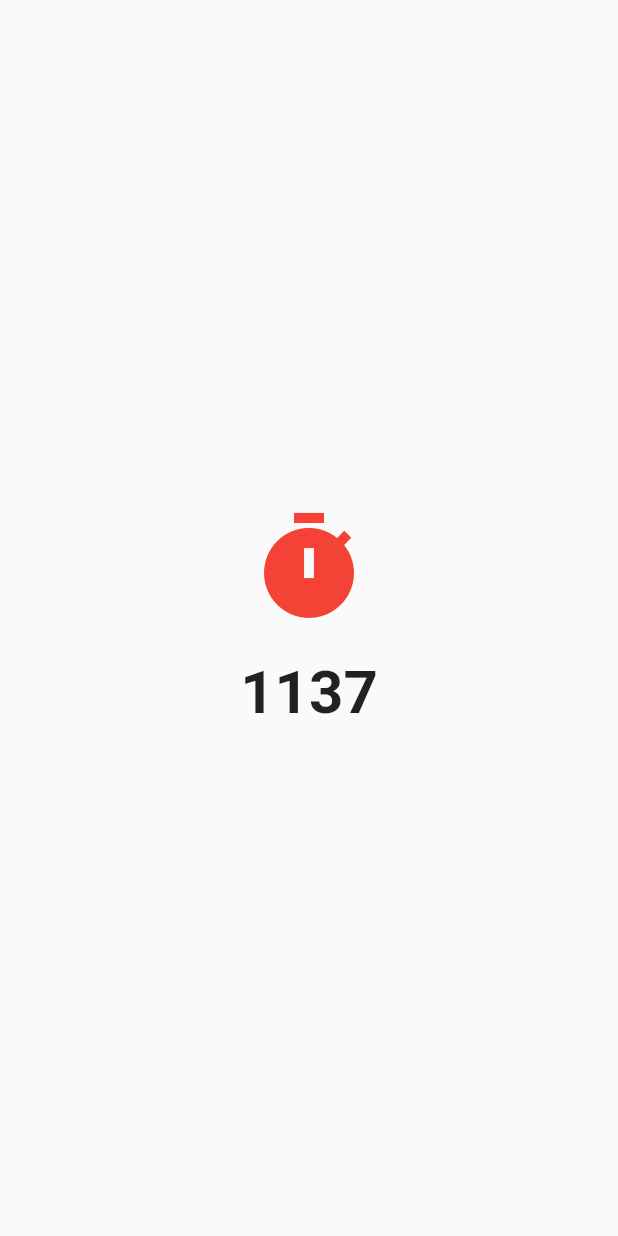
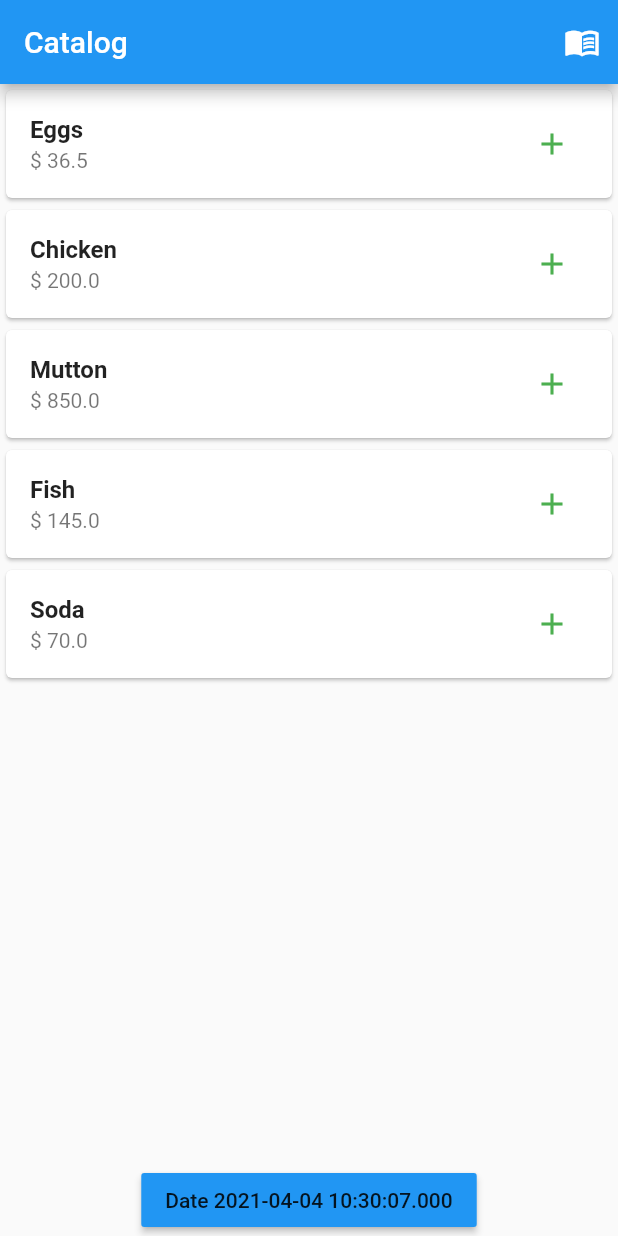
Before and after one commit to narimetisaigopi/flutter-provider-examples, a Flutter app: the screen it shows after launch, on a phone screen of 412 x 824 dp. Run offline on Flutter 3.47's test engine with Material 2 defaults, Android fonts, the phone set to English and light mode, and no system bars.

Commit message:
cart and mutliprovider updated

```diff
--- /dev/null
+++ b/lib/catalog/cart_provider.dart
@@ -0,0 +1,14 @@
+import 'package:flutter/material.dart';
+import 'package:flutter_provider/catalog/item_model.dart';
+
+class CartProvider extends ChangeNotifier {
+  List<ItemModel> myCartItemsList = [];
+  double cartvalue = 0;
+
+  addToCart(ItemModel itemModel) {
+    myCartItemsList.add(itemModel);
+    cartvalue += itemModel.price;
+    notifyListeners();
+    print("Added to Cart");
+  }
+}
--- /dev/null
+++ b/lib/catalog/catelog_screen.dart
@@ -0,0 +1,94 @@
+import 'dart:async';
+
+import 'package:flutter/material.dart';
+import 'package:flutter_provider/catalog/cart_provider.dart';
+import 'package:flutter_provider/catalog/date_time_provider.dart';
+import 'package:provider/provider.dart';
+
+import 'cart_screen.dart';
+import 'item_model.dart';
+
+class CatalogScreen extends StatefulWidget {
+  @override
+  _CatalogScreenState createState() => _CatalogScreenState();
+}
+
+class _CatalogScreenState extends State<CatalogScreen> {
+  List<ItemModel> mentItemslist = [];
+
+  prepareMenu() {
+    mentItemslist.add(ItemModel(name: "Eggs", price: 36.5));
+    mentItemslist.add(ItemModel(name: "Chicken", price: 200));
+    mentItemslist.add(ItemModel(name: "Mutton", price: 850));
+    mentItemslist.add(ItemModel(name: "Fish", price: 145));
+    mentItemslist.add(ItemModel(name: "Soda", price: 70));
+  }
+
+  CartProvider cartProvider;
+
+  @override
+  void initState() {
+    prepareMenu();
+    cartProvider = Provider.of<CartProvider>(context, listen: false);
+
+    var timeDateProvider =
+        Provider.of<DateTimeProvider>(context, listen: false);
+
+    Timer.periodic(Duration(seconds: 1), (timer) {
+      timeDateProvider.updateTimeDate();
+    });
+
+    super.initState();
+  }
+
+  @override
+  Widget build(BuildContext context) {
+    return Scaffold(
+      appBar: AppBar(
+        title: Text("Catalog"),
+        actions: [
+          IconButton(
+              icon: Icon(Icons.menu_book_outlined),
+              onPressed: () {
+                Navigator.push(context,
+                    MaterialPageRoute(builder: (context) => CartScreen()));
+              })
+        ],
+      ),
+      body: ListView.builder(
+          itemCount: mentItemslist.length,
+          itemBuilder: (context, index) {
+            return Card(
+              child: ListTile(
+                title: Text(
+                  mentItemslist[index].name,
+                  style: TextStyle(fontWeight: FontWeight.bold),
+                ),
+                subtitle: Text(
+                  "\$ " + mentItemslist[index].price.toString(),
+                  style: TextStyle(fontWeight: FontWeight.w400),
+                ),
+                trailing: IconButton(
+                  icon: Icon(
+                    Icons.add,
+                    color: Colors.green,
+                  ),
+                  onPressed: () {
+                    cartProvider.addToCart(mentItemslist[index]);
+                  },
+                ),
+              ),
+            );
+          }),
+      floatingActionButtonLocation: FloatingActionButtonLocation.centerDocked,
+      floatingActionButton: RaisedButton(
+          color: Colors.blue,
+          child: Consumer<DateTimeProvider>(
+            builder: (contex, value, child) {
+              return Text("Date " + value.dateTime.toString());
+            },
+          ),
+          onPressed: () {}),
+    );
+  }
+}
--- /dev/null
+++ b/lib/catalog/date_time_provider.dart
@@ -0,0 +1,10 @@
+import 'package:flutter/material.dart';
+
+class DateTimeProvider extends ChangeNotifier {
+  DateTime dateTime = DateTime.now();
+
+  updateTimeDate() {
+    dateTime = DateTime.now();
+    notifyListeners();
+  }
+}
--- /dev/null
+++ b/lib/catalog/item_model.dart
@@ -0,0 +1,6 @@
+class ItemModel {
+  String name;
+  double price;
+
+  ItemModel({this.name, this.price});
+}
--- a/lib/main.dart
+++ b/lib/main.dart
@@ -1,14 +1,29 @@
 import 'package:flutter/material.dart';
-import 'package:flutter_provider/timer/timer_provider.dart';
+import 'package:flutter_provider/catalog/cart_provider.dart';
 import 'package:provider/provider.dart';
 
-import 'timer/timer_home_screen.dart';
+import 'catalog/catelog_screen.dart';
+import 'catalog/date_time_provider.dart';
 
 void main() {
-  // runApp(
-  //     ChangeNotifierProvider(create: (context) => CartBloc(), child: MyApp()));
-  runApp(ChangeNotifierProvider(
-      create: (context) => TimerProvider(), child: MyApp()));
+  // this is for timerprovider
+  // runApp(ChangeNotifierProvider(
+  //     create: (context) => TimerProvider(), child: MyApp()));
+  //
+  // single provider
+  // runApp(ChangeNotifierProvider(
+  //     create: (context) => CartProvider(), child: MyApp()));
+
+  //
+  runApp(MultiProvider(providers: [
+    ChangeNotifierProvider(create: (context) => CartProvider()),
+    ChangeNotifierProvider(create: (context) => DateTimeProvider())
+    // Provider<CartProvider>(
+    //   create: (context) => CartProvider(),
+    // ),
+    // Provider<DateTimeProvider>(
+    //   create: (context) => DateTimeProvider(),
+  ], child: MyApp()));
 }
 
 class MyApp extends StatelessWidget {
@@ -34,7 +49,8 @@ class MyApp extends StatelessWidget {
         // closer together (more dense) than on mobile platforms.
         visualDensity: VisualDensity.adaptivePlatformDensity,
       ),
-      home: TimerScreen(),
+      // home: TimerScreen(),
+      home: CatalogScreen(),
     );
   }
 }
```
Also changed, not shown: lib/catalog/cart_screen.dart (added, +47 -0 lines).
